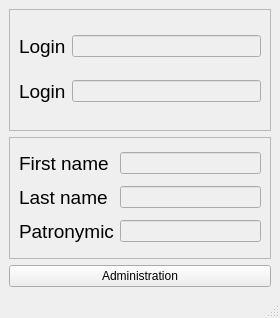
Old version of the form QtDesign/ui/Profile.ui in the repository DeneKyn/PyQt5_DB_Client.
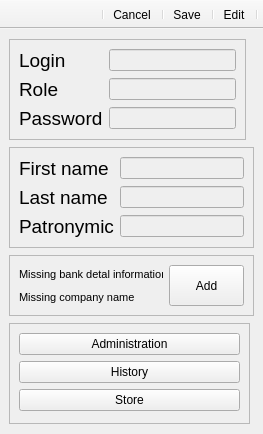
New version of the form. Icons and pictures are not drawn.

What changed in the file:
```diff
--- a/QtDesign/ui/Profile.ui
+++ b/QtDesign/ui/Profile.ui
@@ -6,17 +6,29 @@
    <rect>
     <x>0</x>
     <y>0</y>
-    <width>280</width>
-    <height>318</height>
+    <width>263</width>
+    <height>434</height>
    </rect>
   </property>
+  <property name="maximumSize">
+   <size>
+    <width>272</width>
+    <height>434</height>
+   </size>
+  </property>
   <property name="windowTitle">
    <string>Profile</string>
   </property>
   <widget class="QWidget" name="centralwidget">
-   <layout class="QVBoxLayout" name="verticalLayout">
+   <layout class="QVBoxLayout" name="verticalLayout_2">
     <item>
      <widget class="QFrame" name="frame_2">
+      <property name="maximumSize">
+       <size>
+        <width>237</width>
+        <height>101</height>
+       </size>
+      </property>
       <property name="frameShape">
        <enum>QFrame::StyledPanel</enum>
       </property>
@@ -51,7 +63,7 @@
           </font>
          </property>
          <property name="text">
-          <string>Login</string>
+          <string>Role</string>
          </property>
         </widget>
        </item>
@@ -62,11 +74,36 @@
          </property>
         </widget>
        </item>
+       <item row="2" column="0">
+        <widget class="QLabel" name="label_password">
+         <property name="font">
+          <font>
+           <pointsize>14</pointsize>
+          </font>
+         </property>
+         <property name="text">
+          <string>Password</string>
+         </property>
+        </widget>
+       </item>
+       <item row="2" column="1">
+        <widget class="QLineEdit" name="edit_password">
+         <property name="enabled">
+          <bool>false</bool>
+         </property>
+        </widget>
+       </item>
       </layout>
      </widget>
     </item>
     <item>
      <widget class="QFrame" name="frame">
+      <property name="maximumSize">
+       <size>
+        <width>251</width>
+        <height>101</height>
+       </size>
+      </property>
       <property name="frameShape">
        <enum>QFrame::StyledPanel</enum>
       </property>
@@ -135,25 +172,161 @@
      </widget>
     </item>
     <item>
-     <widget class="QPushButton" name="btn_administration">
-      <property name="text">
-       <string>Administration</string>
+     <widget class="QFrame" name="frame_3">
+      <property name="maximumSize">
+       <size>
+        <width>245</width>
+        <height>61</height>
+       </size>
       </property>
+      <property name="frameShape">
+       <enum>QFrame::StyledPanel</enum>
+      </property>
+      <property name="frameShadow">
+       <enum>QFrame::Raised</enum>
+      </property>
+      <layout class="QGridLayout" name="gridLayout_3">
+       <item row="0" column="0">
+        <widget class="QLabel" name="label_warning">
+         <property name="font">
+          <font>
+           <pointsize>8</pointsize>
+          </font>
+         </property>
+         <property name="text">
+          <string>Missing bank detal information</string>
+         </property>
+        </widget>
+       </item>
+       <item row="0" column="1" rowspan="2">
+        <widget class="QPushButton" name="btn_add_provider">
+         <property name="minimumSize">
+          <size>
+           <width>75</width>
+           <height>41</height>
+          </size>
+         </property>
+         <property name="text">
+          <string>Add</string>
+         </property>
+        </widget>
+       </item>
+       <item row="1" column="0">
+        <widget class="QLabel" name="label_warning_2">
+         <property name="font">
+          <font>
+           <pointsize>8</pointsize>
+          </font>
+         </property>
+         <property name="text">
+          <string>Missing company name</string>
+         </property>
+        </widget>
+       </item>
+      </layout>
+     </widget>
+    </item>
+    <item>
+     <widget class="QFrame" name="frame_4">
+      <property name="maximumSize">
+       <size>
+        <width>241</width>
+        <height>101</height>
+       </size>
+      </property>
+      <property name="frameShape">
+       <enum>QFrame::StyledPanel</enum>
+      </property>
+      <property name="frameShadow">
+       <enum>QFrame::Raised</enum>
+      </property>
+      <layout class="QVBoxLayout" name="verticalLayout">
+       <item>
+        <widget class="QPushButton" name="btn_administration">
+         <property name="text">
+          <string>Administration</string>
+         </property>
+        </widget>
+       </item>
+       <item>
+        <widget class="QPushButton" name="btn_history">
+         <property name="text">
+          <string>History</string>
+         </property>
+        </widget>
+       </item>
+       <item>
+        <widget class="QPushButton" name="btn_products">
+         <property name="text">
+          <string>Store</string>
+         </property>
+        </widget>
+       </item>
+      </layout>
      </widget>
     </item>
    </layout>
   </widget>
-  <widget class="QMenuBar" name="menubar">
-   <property name="geometry">
-    <rect>
-     <x>0</x>
-     <y>0</y>
-     <width>280</width>
-     <height>21</height>
-    </rect>
+  <widget class="QToolBar" name="toolBar">
+   <property name="windowTitle">
+    <string>toolBar</string>
    </property>
+   <property name="layoutDirection">
+    <enum>Qt::RightToLeft</enum>
+   </property>
+   <property name="movable">
+    <bool>false</bool>
+   </property>
+   <attribute name="toolBarArea">
+    <enum>TopToolBarArea</enum>
+   </attribute>
+   <attribute name="toolBarBreak">
+    <bool>false</bool>
+   </attribute>
+   <addaction name="separator"/>
+   <addaction name="Edit"/>
+   <addaction name="separator"/>
+   <addaction name="actionSave"/>
+   <addaction name="separator"/>
+   <addaction name="actionCancel"/>
+   <addaction name="separator"/>
   </widget>
-  <widget class="QStatusBar" name="statusbar"/>
+  <action name="Edit">
+   <property name="icon">
+    <iconset>
+     <normaloff>../../../../../../images/pencil.png</normaloff>../../../../../../images/pencil.png</iconset>
+   </property>
+   <property name="text">
+    <string>Edit</string>
+   </property>
+   <property name="toolTip">
+    <string>&lt;html&gt;&lt;head/&gt;&lt;body&gt;&lt;p&gt;Edit&lt;/p&gt;&lt;/body&gt;&lt;/html&gt;</string>
+   </property>
+  </action>
+  <action name="actionSave">
+   <property name="icon">
+    <iconset>
+     <normaloff>../../../../../../images/ok.png</normaloff>../../../../../../images/ok.png</iconset>
+   </property>
+   <property name="text">
+    <string>Save</string>
+   </property>
+   <property name="toolTip">
+    <string>Save</string>
+   </property>
+  </action>
+  <action name="actionCancel">
+   <property name="icon">
+    <iconset>
+     <normaloff>../../../../../../images/close.png</normaloff>../../../../../../images/close.png</iconset>
+   </property>
+   <property name="text">
+    <string>Cancel</string>
+   </property>
+   <property name="toolTip">
+    <string>Cancel</string>
+   </property>
+  </action>
  </widget>
  <resources/>
  <connections/>
```
